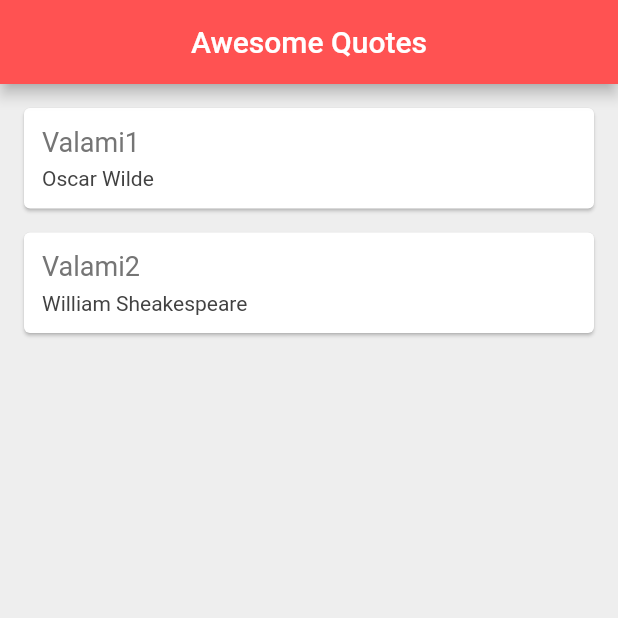
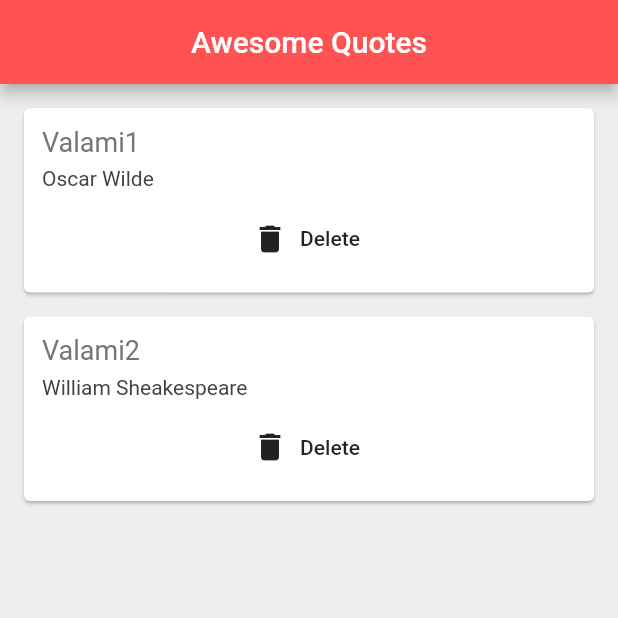
Before and after one commit to leventenyiro/Flutter_Basics, a Flutter app: the screen it shows after launch, on a phone screen of 412 x 824 dp, the top half of it. Run offline on Flutter 3.47's test engine with Material 2 defaults, Android fonts, the phone set to English and light mode, and no system bars.

Commit message:
functions as parameters

```diff
--- a/lib/main.dart
+++ b/lib/main.dart
@@ -29,7 +29,14 @@ class _QuoteListState extends State<QuoteList> {
         backgroundColor: Colors.redAccent,
       ),
       body: Column(
-        children: quotes.map((q) => QuoteCard(quote: q)).toList(),
+        children: quotes.map((q) => QuoteCard(
+          quote: q,
+          delete: () {
+            setState(() {
+              quotes.remove(q);
+            });
+          }
+        )).toList(),
         /*children: quotes.map((q) {
           return Text(q);
         }).toList()*/
--- a/lib/quote_card.dart
+++ b/lib/quote_card.dart
@@ -4,7 +4,8 @@ import "quote.dart";
 class QuoteCard extends StatelessWidget {
 
   final Quote quote;
-  QuoteCard({ this.quote });
+  final Function delete;
+  QuoteCard({ this.quote, this.delete });
 
   @override
   Widget build(BuildContext context) {
@@ -30,6 +31,11 @@ class QuoteCard extends StatelessWidget {
                 color: Colors.grey[800],
               ),
             ),
+            SizedBox(height: 8.0,),
+            FlatButton.icon(
+              onPressed: delete,
+              label: Text("Delete"),
+              icon: Icon(Icons.delete)),
           ],
         ),
       ),
```
